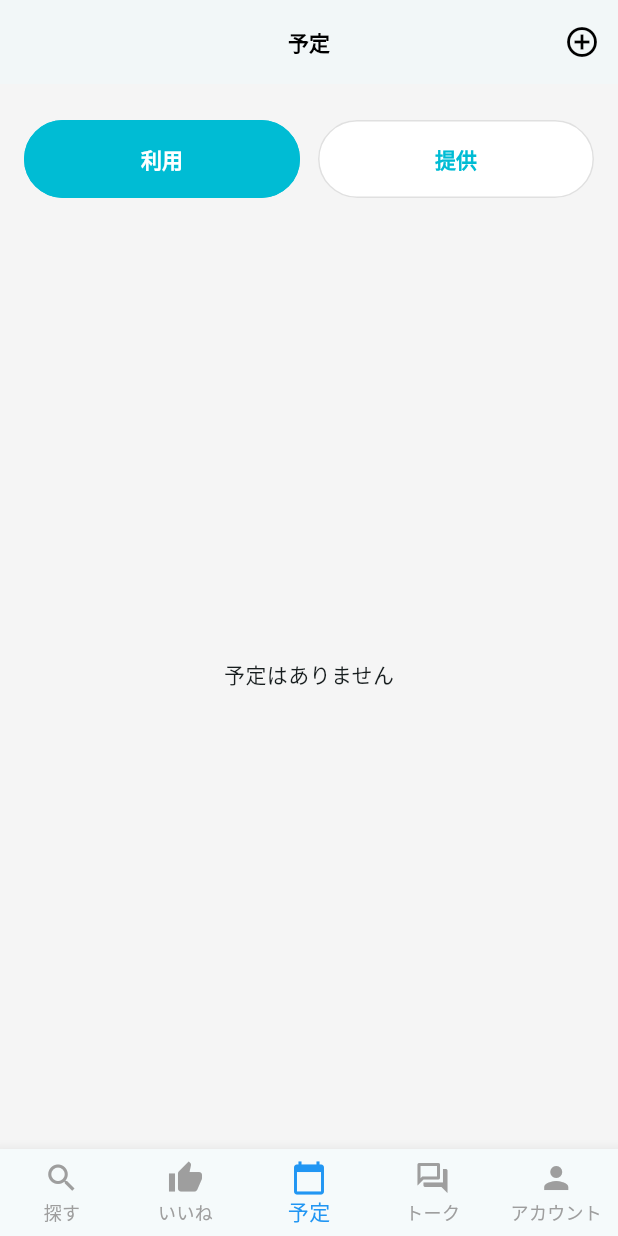
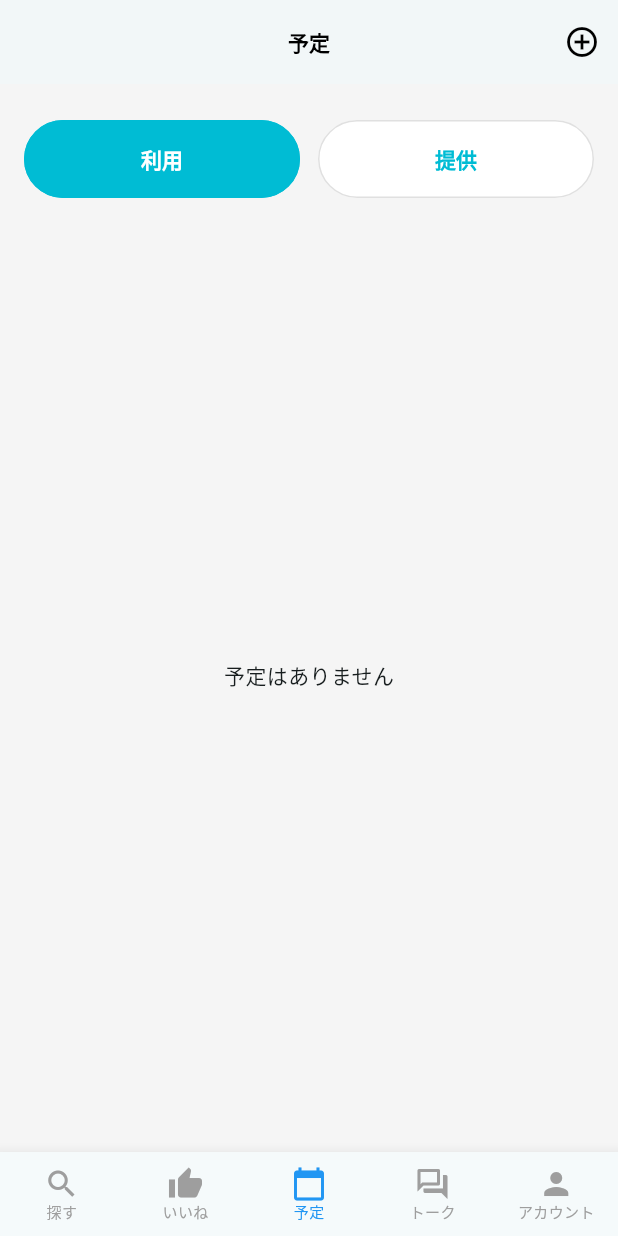
Before and after one commit to Mkazuki0511/Third, a Flutter app: the MyHomePage screen opened directly, item 3 of the bottom bar chosen, on a phone screen of 412 x 824 dp. Run offline on Flutter 3.47's test engine with Material 3 defaults, Android fonts, the phone set to English and light mode, and no system bars; our stand-ins replace cloud_firestore, firebase_auth, firebase_core, firebase_storage, flutter_rating_bar, image_picker; accounts and stored records are empty.

Commit message:
fix: BottomNavigationBar のテキストサイズ、アイコンサイズを修正。選択時と非選択時の状態を修正

```diff
--- a/lib/main.dart
+++ b/lib/main.dart
@@ -71,6 +71,12 @@ class _MyHomePageState extends State<MyHomePage> {
           currentIndex: _selectedIndex,
           onTap: _onItemTapped,
           // 2, 5つのアイテムに変更
+
+          iconSize: 24.0,
+
+          selectedLabelStyle: const TextStyle(fontSize: 10, fontWeight: FontWeight.normal), // 選択中
+          unselectedLabelStyle: const TextStyle(fontSize: 10, fontWeight: FontWeight.normal), // 非選択
+
           items: const <BottomNavigationBarItem>[
             BottomNavigationBarItem(icon: Icon(Icons.search),label: '探す'),
             BottomNavigationBarItem(icon: Icon(Icons.thumb_up),label: 'いいね'),
```
